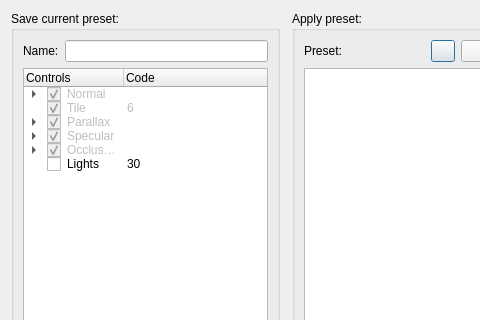
This is gui/presets_manager.ui in azagaya/laigter as Qt 5 draws it before an edit; both pictures show x 0 to 480 and y 0 to 320 of the 644 by 448 pixel window. The edited form follows.
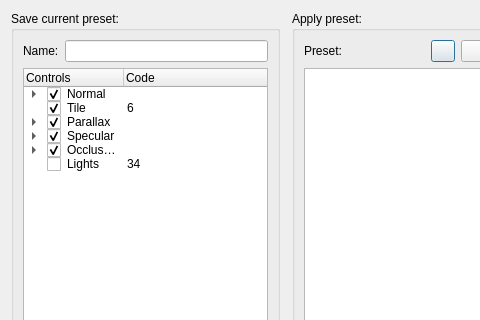
This is the edited form. Icons and pictures are not drawn.

Commit message: Add alpha settings to presets

```diff
--- a/gui/presets_manager.ui
+++ b/gui/presets_manager.ui
@@ -210,9 +210,6 @@
          <property name="checkState">
           <enum>Checked</enum>
          </property>
-         <property name="flags">
-          <set>NoItemFlags</set>
-         </property>
          <item>
           <property name="text">
            <string>Enhance</string>
@@ -378,9 +375,6 @@
          <property name="text">
           <string>6</string>
          </property>
-         <property name="flags">
-          <set>NoItemFlags</set>
-         </property>
         </item>
         <item>
          <property name="text">
@@ -389,9 +383,6 @@
          <property name="checkState">
           <enum>Checked</enum>
          </property>
-         <property name="flags">
-          <set>NoItemFlags</set>
-         </property>
          <item>
           <property name="text">
            <string>Type</string>
@@ -551,9 +542,6 @@
          <property name="checkState">
           <enum>Checked</enum>
          </property>
-         <property name="flags">
-          <set>NoItemFlags</set>
-         </property>
          <item>
           <property name="text">
            <string>Soft</string>
@@ -632,9 +620,6 @@
          <property name="checkState">
           <enum>Checked</enum>
          </property>
-         <property name="flags">
-          <set>NoItemFlags</set>
-         </property>
          <item>
           <property name="text">
            <string>Soft</string>
@@ -742,7 +727,7 @@
           <enum>Unchecked</enum>
          </property>
          <property name="text">
-          <string>30</string>
+          <string>34</string>
          </property>
         </item>
        </widget>
```
Left out of the diff: 153 changed lines with no effect on the pictures. The commit also changes 4 other files.
